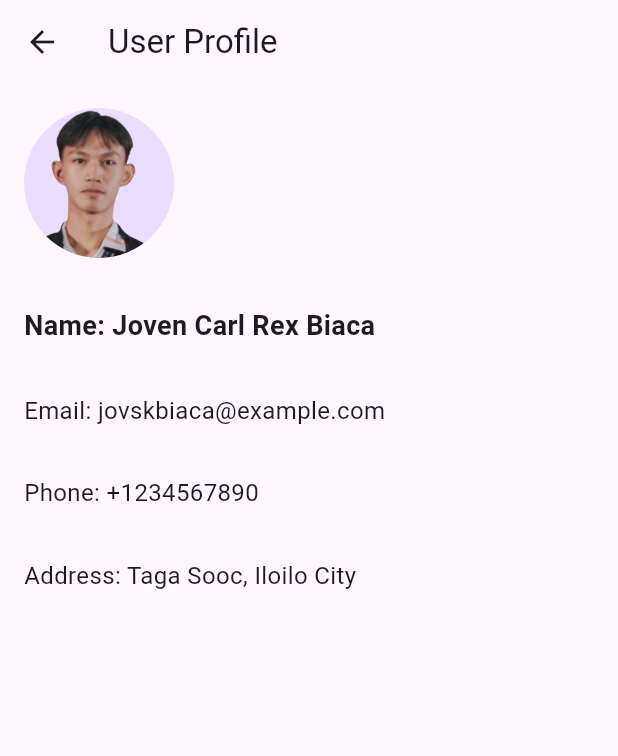
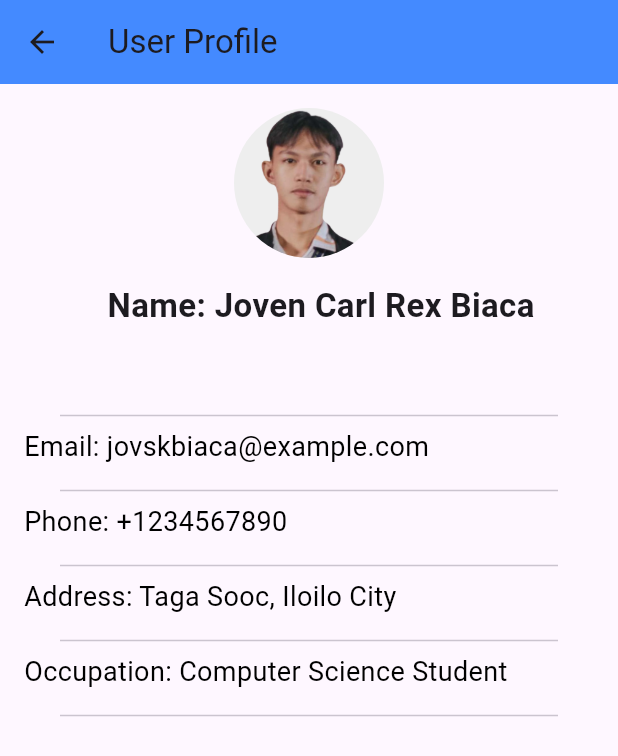
Before and after one commit to jayyy404/west_select, a Flutter app: the UserProfilePage screen opened directly, on a phone screen of 412 x 824 dp. Shown: the top 756 px of the screen. Run offline on Flutter 3.47's test engine with Material 3 defaults, Android fonts, the phone set to English and light mode, and no system bars.

Commit message:
added extra field for info, added divider, and aligned the profile pic and name to center

```diff
--- a/cc206_WVSU Buy and Sell/lib/features/user_profile_page.dart
+++ b/cc206_WVSU Buy and Sell/lib/features/user_profile_page.dart
@@ -1,52 +1,97 @@
 import 'package:flutter/material.dart';
 
 class UserProfilePage extends StatelessWidget {
-  const UserProfilePage({Key? key}) : super(key: key);
+  const UserProfilePage({super.key});
 
   @override
   Widget build(BuildContext context) {
     return Scaffold(
       appBar: AppBar(
-        title: Text('User Profile'),
+        title: const Text('User Profile'),
+        backgroundColor: Colors.blueAccent,
       ),
       body: Column(
         crossAxisAlignment: CrossAxisAlignment.start,
         children: [
-          Padding(
-            padding: const EdgeInsets.all(16.0),
-            child: CircleAvatar(
-              radius: 50,
-              backgroundImage: AssetImage('assets/pp.png'), // Add a default profile picture here
+
+
+
+          Center(
+            child: Padding(
+              padding: const EdgeInsets.all(16.0),
+              child: CircleAvatar(
+                radius: 50,
+                backgroundImage: const AssetImage('assets/pp.png'),
+                backgroundColor: Colors.grey[200], // can change bg color for profile
+              ),
             ),
           ),
-          Padding(
-            padding: const EdgeInsets.all(16.0),
-            child: Text(
-              'Name: Joven Carl Rex Biaca', // Replace with dynamic data if needed
-              style: TextStyle(fontSize: 18, fontWeight: FontWeight.bold),
+
+
+
+          const Center(
+            child: Padding(
+              padding: EdgeInsets.only(left: 16.0, bottom: 50.0), // Added bottom padding to create space
+              child: Text(
+                'Name: Joven Carl Rex Biaca',
+                style: TextStyle(
+                  fontSize: 22,
+                  fontWeight: FontWeight.bold,
+                ),
+              ),
             ),
           ),
-          Padding(
-            padding: const EdgeInsets.all(16.0),
+
+
+          const Divider(thickness: 1, indent: 40, endIndent: 40), // divider
+
+
+          const Padding(
+            padding: EdgeInsets.only(left: 16.0, bottom: 8.0),
             child: Text(
-              'Email: jovskbiaca@example.com', // Replace with dynamic data if needed
-              style: TextStyle(fontSize: 16),
+              'Email: jovskbiaca@example.com',
+              style: TextStyle(fontSize: 18, color: Colors.black),
             ),
           ),
-          Padding(
-            padding: const EdgeInsets.all(16.0),
+
+
+          const Divider(thickness: 1, indent: 40, endIndent: 40), // divider
+
+
+          const Padding(
+            padding: EdgeInsets.only(left: 16.0, bottom: 8.0),
             child: Text(
-              'Phone: +1234567890', // Replace with dynamic data if needed
-              style: TextStyle(fontSize: 16),
+              'Phone: +1234567890',
+              style: TextStyle(fontSize: 18, color: Colors.black),
             ),
           ),
-          Padding(
-            padding: const EdgeInsets.all(16.0),
+
+
+          const Divider(thickness: 1, indent: 40, endIndent: 40), // divider
+
+          const Padding(
+            padding: EdgeInsets.only(left: 16.0, bottom: 8.0),
             child: Text(
-              'Address: Taga Sooc, Iloilo City', // Replace with dynamic data if needed
-              style: TextStyle(fontSize: 16),
+              'Address: Taga Sooc, Iloilo City',
+              style: TextStyle(fontSize: 18, color: Colors.black),
             ),
           ),
+
+
+          const Divider(thickness: 1, indent: 40, endIndent: 40), // divider
+
+
+          // Added extra field
+          const Padding(
+            padding: EdgeInsets.only(left: 16.0, bottom: 8.0),
+            child: Text(
+              'Occupation: Computer Science Student',
+              style: TextStyle(fontSize: 18, color: Colors.black),
+            ),
+          ),
+
+          const Divider(thickness: 1, indent: 40, endIndent: 40),
+
         ],
       ),
     );
```
